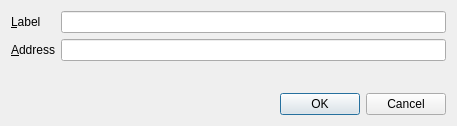
Above: src/qt/forms/editaddressdialog.ui from hscoin/hashcoin before the change. Below: the same form after it.
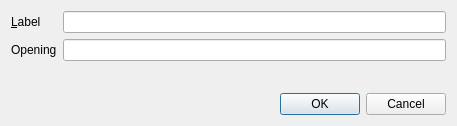
That is the form after the change.

Diff of the .ui file:
```diff
--- a/src/qt/forms/editaddressdialog.ui
+++ b/src/qt/forms/editaddressdialog.ui
@@ -39,7 +39,7 @@
      <item row="1" column="0">
       <widget class="QLabel" name="label_2">
        <property name="text">
-        <string>&amp;Address</string>
+        <string>Opening</string>
        </property>
        <property name="buddy">
         <cstring>addressEdit</cstring>
```
Left out of the diff: 2 changed lines with no effect on the pictures.
